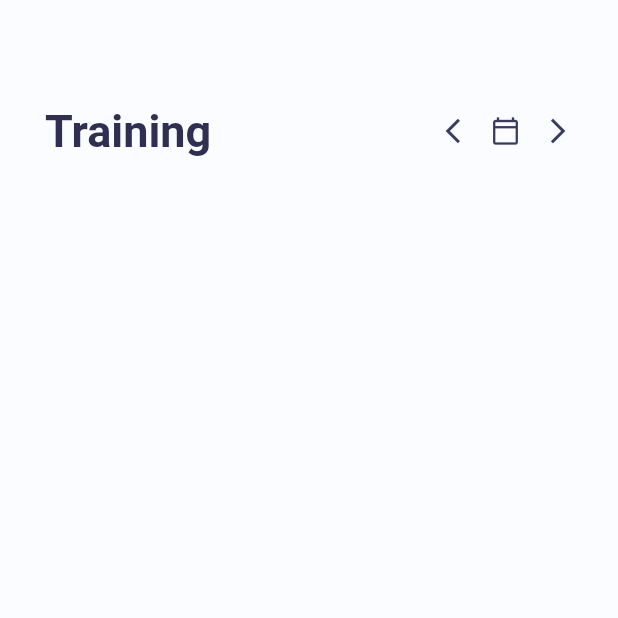
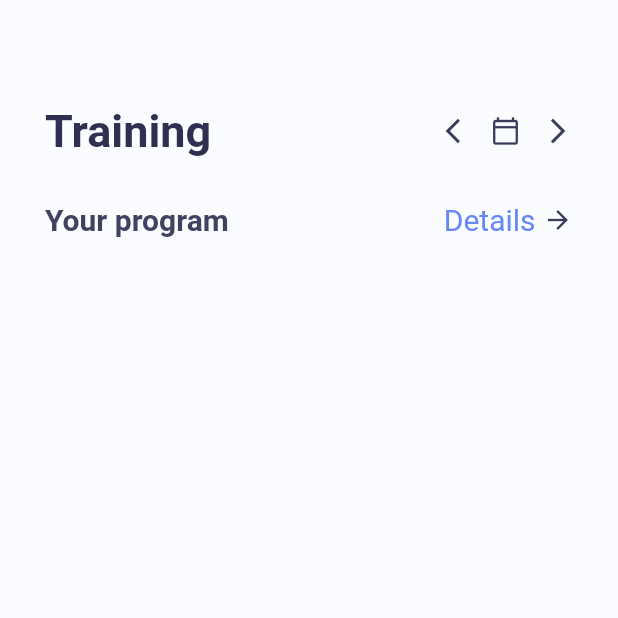
Before and after one commit to MonikaSliciute/fitness-video-player, a Flutter app: the screen it shows after launch, on a phone screen of 412 x 824 dp, the top half of it. Run offline on Flutter 3.47's test engine with Material 2 defaults, Android fonts, the phone set to English and light mode, and no system bars.

Commit message:
home page row 2 layout

```diff
--- a/lib/home_page.dart
+++ b/lib/home_page.dart
@@ -21,8 +21,8 @@ class _HomePageState extends State<HomePage> {
         ),
         child: Column(
           children: [
+            // Row 1
             Row(
-              // Row 1
               children: [
                 Text(
                   'Training',
@@ -55,6 +55,31 @@ class _HomePageState extends State<HomePage> {
                 ),
               ],
             ),
+            SizedBox(height: 30), // spacer between rows 1 and 2
+            // Row 2
+            Row(
+              children: [
+                Text(
+                  "Your program",
+                  style: TextStyle(
+                    fontSize: 20,
+                    fontWeight: FontWeight.w700,
+                    color: color.AppColor.homePageSubtitle,
+                  ),
+                ),
+                Expanded(child: Container()),
+                Text(
+                  "Details",
+                  style: TextStyle(
+                    fontSize: 20,
+                    color: color.AppColor.homePageDetail,
+                  ),
+                ),
+                SizedBox(width: 5), // spacer between text and icon
+                Icon(Icons.arrow_forward,
+                    size: 20, color: color.AppColor.homePageIcons),
+              ],
+            ),
           ],
         ),
       ),
```
